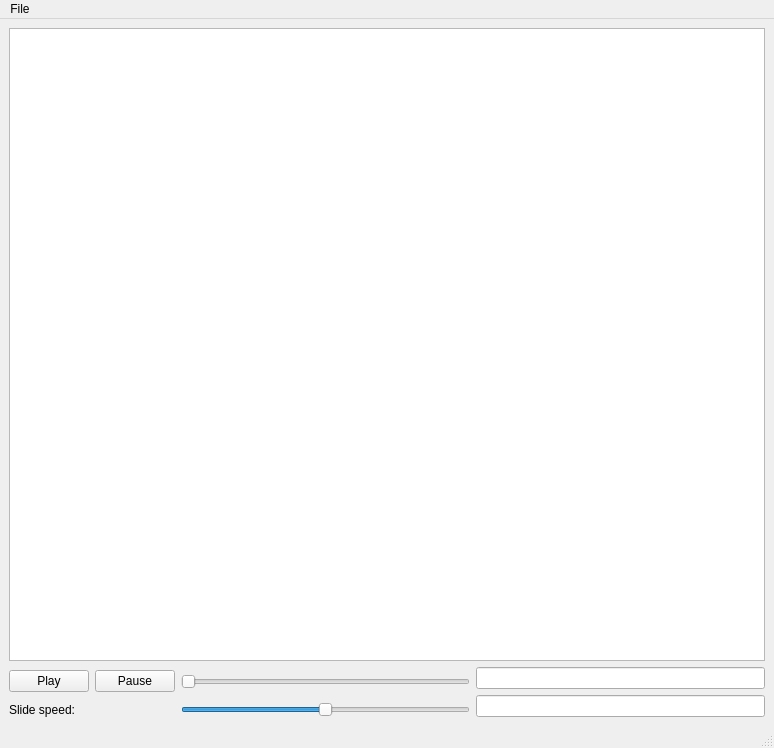
The window that slideshow.ui (qchen2017/BloodVesselVisualization) describes before a commit, drawn with Qt 5.
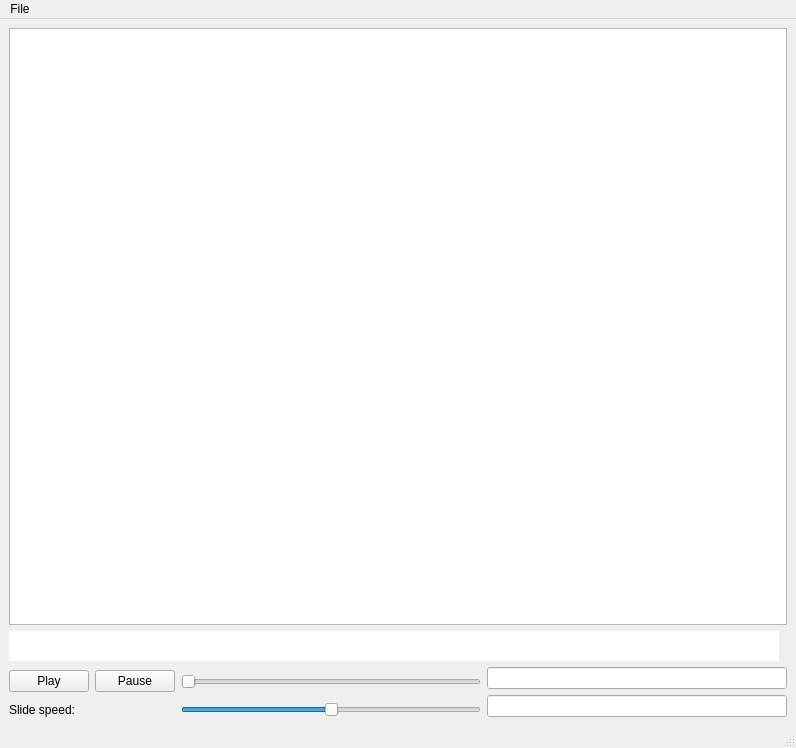
The same window after the commit.

Commit message: fixed slide order, window resize

Patch:
```diff
--- a/slideshow.ui
+++ b/slideshow.ui
@@ -6,7 +6,7 @@
    <rect>
     <x>0</x>
     <y>0</y>
-    <width>774</width>
+    <width>796</width>
     <height>748</height>
    </rect>
   </property>
@@ -15,25 +15,72 @@
   </property>
   <widget class="QWidget" name="centralwidget">
    <layout class="QGridLayout" name="gridLayout">
+    <item row="4" column="0" colspan="2">
+     <widget class="QLabel" name="label">
+      <property name="text">
+       <string>Slide speed:</string>
+      </property>
+     </widget>
+    </item>
+    <item row="4" column="2">
+     <widget class="QSlider" name="speedSlider">
+      <property name="maximum">
+       <number>100</number>
+      </property>
+      <property name="singleStep">
+       <number>10</number>
+      </property>
+      <property name="sliderPosition">
+       <number>50</number>
+      </property>
+      <property name="orientation">
+       <enum>Qt::Horizontal</enum>
+      </property>
+     </widget>
+    </item>
     <item row="0" column="0" colspan="4">
-     <widget class="QGraphicsView" name="graphicsView"/>
+     <widget class="QGraphicsView" name="graphicsView">
+      <property name="minimumSize">
+       <size>
+        <width>750</width>
+        <height>550</height>
+       </size>
+      </property>
+     </widget>
     </item>
-    <item row="1" column="0" rowspan="2">
+    <item row="2" column="0" rowspan="2">
      <widget class="QPushButton" name="playButton">
       <property name="text">
        <string>Play</string>
       </property>
      </widget>
     </item>
-    <item row="1" column="1" rowspan="2">
+    <item row="2" column="3">
+     <widget class="QLineEdit" name="slideNum_LineEdit">
+      <property name="enabled">
+       <bool>true</bool>
+      </property>
+     </widget>
+    </item>
+    <item row="3" column="3" rowspan="2">
+     <widget class="QLineEdit" name="slideSpeed_LineEdit">
+      <property name="enabled">
+       <bool>true</bool>
+      </property>
+     </widget>
+    </item>
+    <item row="2" column="1" rowspan="2">
      <widget class="QPushButton" name="pauseButton">
       <property name="text">
        <string>Pause</string>
       </property>
      </widget>
     </item>
-    <item row="1" column="2" rowspan="2">
+    <item row="2" column="2" rowspan="2">
      <widget class="QSlider" name="imageSlider">
+      <property name="enabled">
+       <bool>true</bool>
+      </property>
       <property name="maximum">
        <number>100</number>
       </property>
@@ -45,46 +92,22 @@
       </property>
      </widget>
     </item>
-    <item row="1" column="3">
-     <widget class="QLineEdit" name="slideNum_LineEdit">
-      <property name="enabled">
-       <bool>true</bool>
+    <item row="1" column="0" colspan="4">
+     <widget class="QTextEdit" name="imagePath_textEdit">
+      <property name="sizePolicy">
+       <sizepolicy hsizetype="Fixed" vsizetype="Fixed">
+        <horstretch>0</horstretch>
+        <verstretch>0</verstretch>
+       </sizepolicy>
       </property>
-      <property name="readOnly">
-       <bool>true</bool>
+      <property name="maximumSize">
+       <size>
+        <width>770</width>
+        <height>30</height>
+       </size>
       </property>
-     </widget>
-    </item>
-    <item row="2" column="3" rowspan="2">
-     <widget class="QLineEdit" name="slideSpeed_LineEdit">
-      <property name="enabled">
-       <bool>true</bool>
-      </property>
-      <property name="readOnly">
-       <bool>true</bool>
-      </property>
-     </widget>
-    </item>
-    <item row="3" column="0" colspan="2">
-     <widget class="QLabel" name="label">
-      <property name="text">
-       <string>Slide speed:</string>
-      </property>
-     </widget>
-    </item>
-    <item row="3" column="2">
-     <widget class="QSlider" name="speedSlider">
-      <property name="maximum">
-       <number>100</number>
-      </property>
-      <property name="singleStep">
-       <number>10</number>
-      </property>
-      <property name="sliderPosition">
-       <number>50</number>
-      </property>
-      <property name="orientation">
-       <enum>Qt::Horizontal</enum>
+      <property name="frameShape">
+       <enum>QFrame::NoFrame</enum>
       </property>
      </widget>
     </item>
@@ -95,7 +118,7 @@
     <rect>
      <x>0</x>
      <y>0</y>
-     <width>774</width>
+     <width>796</width>
      <height>31</height>
     </rect>
    </property>
```
The commit also changes 7 other files.
